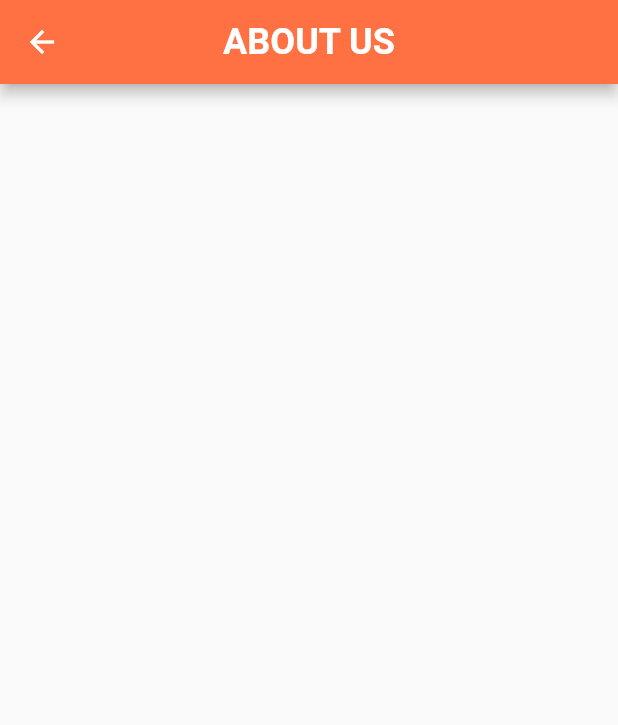
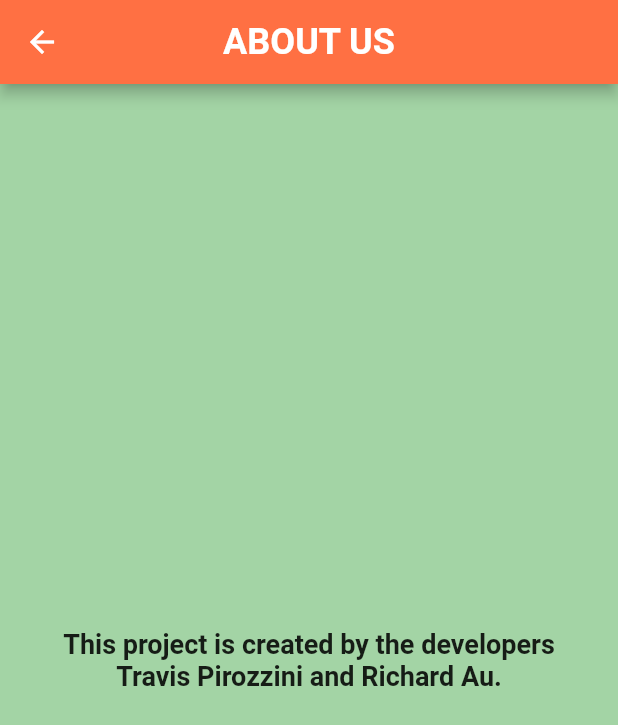
Before and after one commit to T-Pirozzini/flutter_forage_app, a Flutter app: the AboutUsPage screen opened directly, on a phone screen of 412 x 824 dp. Shown: the top 725 px of the screen. Run offline on Flutter 3.47's test engine with Material 2 defaults, Android fonts, the phone set to English and light mode, and no system bars; our stand-ins replace cloud_firestore, firebase_auth, firebase_core, floating_bottom_navigation_bar, flutter_dotenv, flutter_speed_dial and 5 more; accounts and stored records are empty; network calls fail; Roboto replaces fonts that are missing (Philosopher).

Commit message:
Creating starter text for about and about us pages.

```diff
--- a/lib/pages/about_us_page.dart
+++ b/lib/pages/about_us_page.dart
@@ -36,6 +36,20 @@ class _AboutUsPageState extends State<AboutUsPage> {
           },
         ),
       ),
+      body: Container(
+        color: Colors.green.withOpacity(0.5),
+        padding: const EdgeInsets.symmetric(horizontal: 20),
+        child: const Center(
+          child: Text(
+            'This project is created by the developers Travis Pirozzini and Richard Au.',
+            style: TextStyle(
+              fontSize: 18,
+              fontWeight: FontWeight.bold,
+            ),
+            textAlign: TextAlign.center,
+          ),
+        ),
+      ),
     );
   }
 }
```
Also changed, not shown: lib/pages/about_page.dart (+14 -0 lines).
